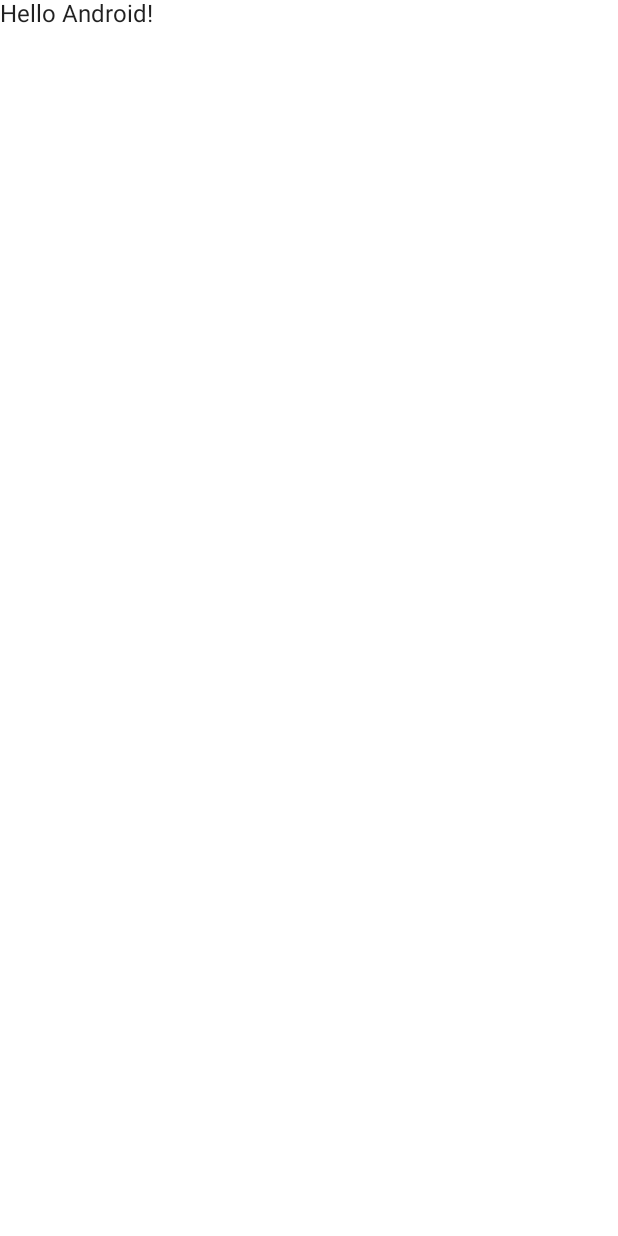
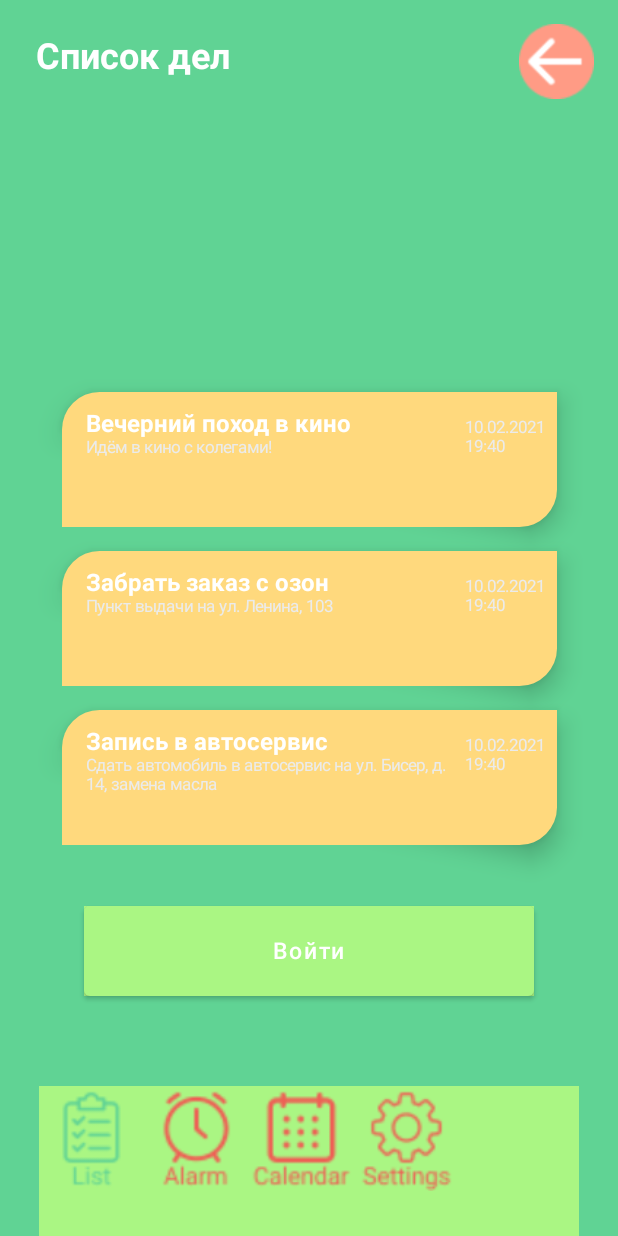
Before and after one commit to Dodor15/compesRep, an Android app built with Jetpack Compose: the GeneralActivity screen opened directly, with no data from a screen before it, on a phone screen of 412 x 824 dp. Before the commit the screen is almost empty. Run offline under Robolectric (Android 15) with nearby library versions, the phone set to English and light mode, and no system bars.

Commit message:
main menu

```diff
--- a/Compose/app/src/main/AndroidManifest.xml
+++ b/Compose/app/src/main/AndroidManifest.xml
@@ -10,12 +10,14 @@
         android:label="@string/app_name"
         android:roundIcon="@mipmap/ic_launcher_round"
         android:supportsRtl="true"
+        android:screenOrientation="portrait"
         android:theme="@style/Theme.Compose"
         tools:targetApi="31">
         <activity
             android:name=".GeneralActivity"
             android:exported="false"
             android:label="@string/title_activity_general"
+            android:screenOrientation="portrait"
             android:theme="@style/Theme.Compose">
             <meta-data
                 android:name="android.app.lib_name"
@@ -24,6 +26,7 @@
         <activity
             android:name=".Register"
             android:exported="false"
+            android:screenOrientation="portrait"
             android:label="@string/title_activity_register"
             android:theme="@style/Theme.Compose">
             <meta-data
@@ -33,6 +36,7 @@
         <activity
             android:name=".UserLogin"
             android:exported="false"
+            android:screenOrientation="portrait"
             android:label="@string/title_activity_user_login"
             android:theme="@style/Theme.Compose">
             <meta-data
@@ -42,6 +46,7 @@
         <activity
             android:name=".MainActivity"
             android:exported="true"
+            android:screenOrientation="portrait"
             android:label="@string/app_name"
             android:theme="@style/Theme.Compose">
             <intent-filter>
--- a/Compose/app/src/main/java/com/example/compose/GeneralActivity.kt
+++ b/Compose/app/src/main/java/com/example/compose/GeneralActivity.kt
@@ -1,16 +1,29 @@
 package com.example.compose
 
+import android.content.Intent
 import android.os.Bundle
 import androidx.activity.ComponentActivity
 import androidx.activity.compose.setContent
-import androidx.compose.foundation.layout.fillMaxSize
-import androidx.compose.material.MaterialTheme
-import androidx.compose.material.Surface
-import androidx.compose.material.Text
+import androidx.compose.foundation.BorderStroke
+import androidx.compose.foundation.Image
+import androidx.compose.foundation.background
+import androidx.compose.foundation.clickable
+import androidx.compose.foundation.layout.*
+import androidx.compose.foundation.shape.RoundedCornerShape
+import androidx.compose.material.*
 import androidx.compose.runtime.Composable
+import androidx.compose.ui.Alignment
 import androidx.compose.ui.Modifier
+import androidx.compose.ui.draw.clip
+import androidx.compose.ui.draw.shadow
+import androidx.compose.ui.graphics.Color
+import androidx.compose.ui.platform.LocalContext
+import androidx.compose.ui.res.painterResource
+import androidx.compose.ui.text.font.FontWeight
 import androidx.compose.ui.tooling.preview.Preview
-import com.example.compose.ui.theme.ComposeTheme
+import androidx.compose.ui.unit.dp
+import androidx.compose.ui.unit.sp
+import com.example.compose.ui.theme.*
 
 class GeneralActivity : ComponentActivity() {
     override fun onCreate(savedInstanceState: Bundle?) {
@@ -20,9 +33,9 @@ class GeneralActivity : ComponentActivity() {
                 // A surface container using the 'background' color from the theme
                 Surface(
                     modifier = Modifier.fillMaxSize(),
-                    color = MaterialTheme.colors.background
+                    color =  BackgroundCol200
                 ) {
-                    Greeting2("Android")
+                    General("Android")
                 }
             }
         }
@@ -30,14 +43,145 @@ class GeneralActivity : ComponentActivity() {
 }
 
 @Composable
-fun Greeting2(name: String) {
-    Text(text = "Hello $name!")
+fun General(name: String) {
+    val context = LocalContext.current
+    UperText("Список дел")
+    Box(contentAlignment = Alignment.Center,
+        modifier = Modifier
+            .fillMaxWidth()
+            .fillMaxHeight()
+    ) {
+        Column() {
+            Taskcard("Вечерний поход в кино", "Идём в кино с колегами!", "10.02.2021", "19:40")
+            Spacer(modifier = Modifier.height(16.dp))
+            Taskcard(
+                "Забрать заказ с озон",
+                "Пункт выдачи на ул. Ленина, 103",
+                "10.02.2021",
+                "19:40"
+            )
+            Spacer(modifier = Modifier.height(16.dp))
+            Taskcard(Uper = "Запись в автосервис", Lower = "Сдать автомобиль в автосервис на ул. Бисер, д. 14, замена масла", Data = "10.02.2021", Time = "19:40")
+        }
+    }
+    Box(contentAlignment = Alignment.BottomCenter, modifier = Modifier.height(100.dp)){
+        Column(horizontalAlignment = Alignment.CenterHorizontally) {
+
+
+            Button(
+                onClick = {
+                    context.startActivity(Intent(context, GeneralActivity::class.java))
+                },
+                Modifier
+                    .size(300.dp, 60.dp)
+                    .background(BtnCol), colors = ButtonDefaults.buttonColors(BtnCol)
+            ) {
+                Text(text = "Войти", fontSize = 15.sp, color = Color.White)
+            }
+            Spacer(modifier = Modifier.height(60.dp))
+            Box(modifier = Modifier.background(BtnCol) ){
+                MainMenu(1)
+            }
+        }
+    }
 }
 
 @Preview(showBackground = true)
 @Composable
 fun DefaultPreview4() {
     ComposeTheme {
-        Greeting2("Android")
+        General("Android")
     }
 }
+
+@Composable
+fun Taskcard(Uper:String, Lower:String, Data:String, Time:String){
+    Card(shape = Shapes.large,
+        modifier = Modifier
+            .size(330.dp, 90.dp)
+            .clickable { },
+        elevation = 10.dp,
+        backgroundColor = TaskCol){
+        Column(horizontalAlignment = Alignment.Start, modifier = Modifier.padding(16.dp, 12.dp, 0.dp, 0.dp)) {
+            Text(Uper, fontSize = 16.sp, color = Color.White, fontWeight = FontWeight.Bold)
+            Text(modifier = Modifier.width(248.dp), text =  Lower, maxLines = 2, fontSize = 11.sp, color = DopCol)
+        }
+        Column(horizontalAlignment =  Alignment.End, modifier = Modifier.padding(0.dp, 17.dp, 8.dp, 0.dp)) {
+            Column(horizontalAlignment = Alignment.Start) {
+                Text(Data, fontSize = 11.sp, color = DopCol)
+                Text(Time, fontSize = 11.sp, color = DopCol)
+            }
+        }
+    }
+}
+@Composable
+fun MainMenu(menu:Int){
+    Box(modifier = Modifier
+        .clip(RoundedCornerShape(0.dp, 20.dp, 20.dp, 0.dp))
+        .size(360.dp, 100.dp)) {
+        Row(horizontalArrangement = Arrangement.Center) {
+            IconButton(onClick = { /*TODO*/ },) {
+                if (menu == 1) {
+                    Image(
+                        painter = painterResource(R.drawable.green_list),
+                        contentDescription = "sdff",
+                        modifier = Modifier.size(70.dp)
+                    )
+                } else {
+                    Image(
+                        painter = painterResource(R.drawable.red_list),
+                        contentDescription = "sdsad",
+                        modifier = Modifier.size(70.dp)
+                    )
+                }
+            }
+            IconButton(onClick = { /*TODO*/ },) {
+                if (menu == 2) {
+                    Image(
+                        painter = painterResource(R.drawable.alarm_green),
+                        contentDescription = "sdff",
+                        modifier = Modifier.size(70.dp)
+                    )
+                } else {
+                    Image(
+                        painter = painterResource(R.drawable.alarm_red),
+                        contentDescription = "sdsad",
+                        modifier = Modifier.size(70.dp)
+                    )
+                }
+            }
+            IconButton(onClick = { /*TODO*/ },) {
+                if (menu == 3) {
+                    Image(
+
+                        painter = painterResource(R.drawable.calendar_green),
+                        contentDescription = "sdff",
+                        modifier = Modifier.size(70.dp)
+                    )
+                } else {
+                    Image(
+                        painter = painterResource(R.drawable.calendar_red),
+                        contentDescription = "sdsad",
+                        modifier = Modifier.size(70.dp)
+                    )
+                }
+            }
+            IconButton(onClick = { /*TODO*/ },) {
+                if (menu == 4) {
+                    Image(
+                        painter = painterResource(R.drawable.setting_green),
+                        contentDescription = "sdff",
+                        modifier = Modifier.size(70.dp)
+                    )
+                } else {
+                    Image(
+                        painter = painterResource(R.drawable.setting_red),
+                        contentDescription = "sdsad",
+                        modifier = Modifier.size(70.dp)
+                    )
+                }
+            }
+        }
+
+    }
+}
--- a/Compose/app/src/main/java/com/example/compose/Register.kt
+++ b/Compose/app/src/main/java/com/example/compose/Register.kt
@@ -15,6 +15,7 @@ import androidx.compose.ui.platform.LocalContext
 import androidx.compose.ui.tooling.preview.Preview
 import androidx.compose.ui.unit.dp
 import androidx.compose.ui.unit.sp
+import com.example.compose.ui.theme.BackgroundCol200
 import com.example.compose.ui.theme.BtnCol
 import com.example.compose.ui.theme.ComposeTheme
 
@@ -26,7 +27,7 @@ class Register : ComponentActivity() {
                 // A surface container using the 'background' color from the theme
                 Surface(
                     modifier = Modifier.fillMaxSize(),
-                    color = MaterialTheme.colors.background
+                    color =  BackgroundCol200
                 ) {
                     Register("Android")
                 }
--- a/Compose/app/src/main/java/com/example/compose/UserLogin.kt
+++ b/Compose/app/src/main/java/com/example/compose/UserLogin.kt
@@ -17,6 +17,7 @@ import androidx.compose.ui.Modifier
 import androidx.compose.ui.graphics.Color
 import androidx.compose.ui.platform.LocalContext
 import androidx.compose.ui.res.painterResource
+import androidx.compose.ui.text.font.FontWeight
 import androidx.compose.ui.text.input.KeyboardType
 import androidx.compose.ui.text.input.PasswordVisualTransformation
 import androidx.compose.ui.tooling.preview.Preview
@@ -106,10 +107,10 @@ fun PasswordTextField() {
 
 @Composable
 fun UperText(Name:String){
-    Box(Modifier.padding(8.dp), contentAlignment = Alignment.TopStart) {
-        Text(text = Name, fontSize = 30.sp, color = Color.White,)
+    Box(Modifier.padding(24.dp), contentAlignment = Alignment.TopStart) {
+        Text(text = Name, fontSize = 24.sp, color = Color.White, fontWeight = FontWeight.Bold)
     }
-    Box(Modifier.padding(8.dp), contentAlignment = Alignment.TopEnd){
+    Box(Modifier.padding(16.dp), contentAlignment = Alignment.TopEnd){
         IconButton(onClick = { /*TODO*/ }) {
             Image(
                 painter = painterResource(R.drawable.back_button),
--- a/Compose/app/src/main/java/com/example/compose/ui/theme/Color.kt
+++ b/Compose/app/src/main/java/com/example/compose/ui/theme/Color.kt
@@ -8,3 +8,5 @@ val Purple700 = Color(0xFF3700B3)
 val Teal200 = Color(0xFF03DAC5)
 val BackgroundCol200 = Color(0xFF60D394)
 val BtnCol = Color(0xFFAAF683)
+val TaskCol = Color(0xFFFFD97D)
+val DopCol = Color(0xFFEBEBEB)
--- a/Compose/app/src/main/java/com/example/compose/ui/theme/Shape.kt
+++ b/Compose/app/src/main/java/com/example/compose/ui/theme/Shape.kt
@@ -6,6 +6,6 @@ import androidx.compose.ui.unit.dp
 
 val Shapes = Shapes(
     small = RoundedCornerShape(4.dp),
-    medium = RoundedCornerShape(4.dp),
-    large = RoundedCornerShape(0.dp)
+    medium = RoundedCornerShape(25.dp, 25.dp, 0.dp, 0.dp),
+    large = RoundedCornerShape(25.dp, 0.dp, 25.dp, 0.dp)
 )
```
Also changed, not shown: Compose/app/src/main/res/drawable-v24/alarm_green.png (added), Compose/app/src/main/res/drawable-v24/alarm_red.png (added), Compose/app/src/main/res/drawable-v24/avatar.png (added), Compose/app/src/main/res/drawable-v24/calendar_green.png (added), Compose/app/src/main/res/drawable-v24/calendar_red.png (added), Compose/app/src/main/res/drawable-v24/green_list.png (added), Compose/app/src/main/res/drawable-v24/red_list.png (added), Compose/app/src/main/res/drawable-v24/setting_green.png (added), Compose/app/src/main/res/drawable-v24/setting_red.png (added).
